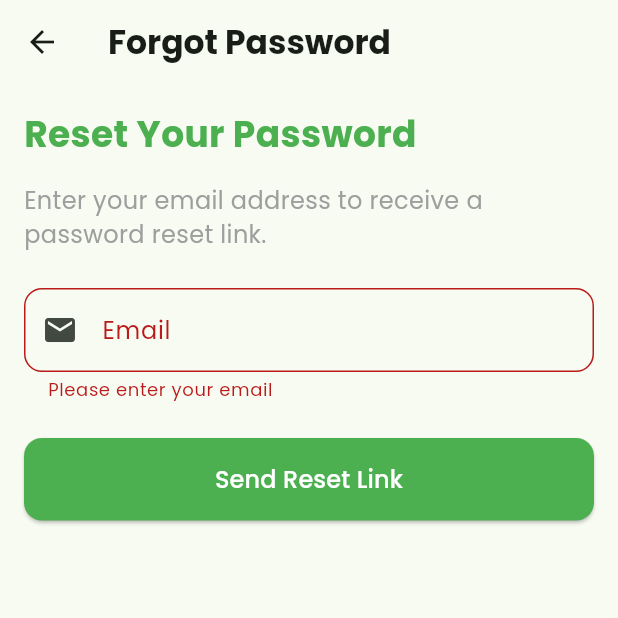
After one commit to muhammadhaseeb417/Health-Pal-App, a Flutter app: the ForgotPasswordScreen screen opened by its route, after a tap on "Send Reset Link", on a phone screen of 412 x 824 dp, the top half of it. The commit adds this screen. Run offline on Flutter 3.47's test engine with Material 3 defaults, Android fonts, the phone set to English and light mode, and no system bars; our stand-ins replace cloud_firestore, connectivity_plus, firebase_auth, firebase_core, firebase_storage, fl_chart and 9 more; accounts and stored records are empty; project files that could hold a hidden picture were left out.

```diff
--- /dev/null
+++ b/lib/features/Authentication/forget_passward/forget_password_screen.dart
@@ -0,0 +1,145 @@
+import 'package:flutter/material.dart';
+import 'package:google_fonts/google_fonts.dart';
+import 'package:health_pal/features/Authentication/services/user_auth.dart';
+
+class ForgotPasswordScreen extends StatefulWidget {
+  const ForgotPasswordScreen({super.key});
+
+  @override
+  _ForgotPasswordScreenState createState() => _ForgotPasswordScreenState();
+}
+
+class _ForgotPasswordScreenState extends State<ForgotPasswordScreen> {
+  final _emailController = TextEditingController();
+  final _formKey = GlobalKey<FormState>();
+  bool _isLoading = false;
+  final UserAuth _userAuth = UserAuth();
+
+  // Handle password reset request
+  Future<void> _resetPassword() async {
+    if (!_formKey.currentState!.validate()) return;
+
+    setState(() {
+      _isLoading = true;
+    });
+
+    try {
+      await _userAuth.sendPasswordResetEmail(_emailController.text.trim());
+      if (mounted) {
+        ScaffoldMessenger.of(context).showSnackBar(
+          const SnackBar(
+            content: Text('Password reset email sent. Check your inbox.'),
+            backgroundColor: Colors.green,
+          ),
+        );
+        // Navigate back to login screen
+        Navigator.pushReplacementNamed(context, '/login');
+      }
+    } catch (e) {
+      if (mounted) {
+        ScaffoldMessenger.of(context).showSnackBar(
+          SnackBar(
+            content: Text('Error: ${e.toString()}'),
+            backgroundColor: Colors.red,
+          ),
+        );
+      }
+    } finally {
+      if (mounted) {
+        setState(() {
+          _isLoading = false;
+        });
+      }
+    }
+  }
+
+  @override
+  void dispose() {
+    _emailController.dispose();
+    super.dispose();
+  }
+
+  @override
+  Widget build(BuildContext context) {
+    return Scaffold(
+      appBar: AppBar(
+        title: Text(
+          'Forgot Password',
+          style: GoogleFonts.poppins(fontWeight: FontWeight.bold),
+        ),
+        leading: IconButton(
+          icon: const Icon(Icons.arrow_back),
+          onPressed: () => Navigator.pushReplacementNamed(context, '/login'),
+        ),
+      ),
+      body: SafeArea(
+        child: Padding(
+          padding: const EdgeInsets.all(16.0),
+          child: Form(
+            key: _formKey,
+            child: Column(
+              crossAxisAlignment: CrossAxisAlignment.start,
+              children: [
+                Text(
+                  'Reset Your Password',
+                  style: GoogleFonts.poppins(
+                    fontSize: 24,
+                    fontWeight: FontWeight.bold,
+                    color: Colors.green,
+                  ),
+                ),
+                const SizedBox(height: 16),
+                Text(
+                  'Enter your email address to receive a password reset link.',
+                  style: GoogleFonts.poppins(fontSize: 16, color: Colors.grey),
+                ),
+                const SizedBox(height: 24),
+                TextFormField(
+                  controller: _emailController,
+                  decoration: InputDecoration(
+                    labelText: 'Email',
+                    labelStyle: GoogleFonts.poppins(),
+                    border: OutlineInputBorder(
+                      borderRadius: BorderRadius.circular(12),
+                    ),
+                    prefixIcon: const Icon(Icons.email),
+                  ),
+                  keyboardType: TextInputType.emailAddress,
+                  validator: (value) {
+                    if (value == null || value.isEmpty) {
+                      return 'Please enter your email';
+                    }
+                    if (!RegExp(r'^[\w-\.]+@([\w-]+\.)+[\w-]{2,4}$')
+                        .hasMatch(value)) {
+                      return 'Please enter a valid email';
+                    }
+                    return null;
+                  },
+                ),
+                const SizedBox(height: 24),
+                SizedBox(
+                  width: double.infinity,
+                  child: ElevatedButton(
+                    onPressed: _isLoading ? null : _resetPassword,
+                    style: ElevatedButton.styleFrom(
+                      padding: const EdgeInsets.symmetric(vertical: 16),
+                      shape: RoundedRectangleBorder(
+                        borderRadius: BorderRadius.circular(12),
+                      ),
+                    ),
+                    child: _isLoading
+                        ? const CircularProgressIndicator(color: Colors.white)
+                        : Text(
+                            'Send Reset Link',
+                            style: GoogleFonts.poppins(fontSize: 16),
+                          ),
+                  ),
+                ),
+              ],
+            ),
+          ),
+        ),
+      ),
+    );
+  }
+}
```
Also changed, not shown: lib/features/Authentication/login/UI/login_screen.dart (+16 -9 lines), lib/features/Authentication/main_auth_screen/UI/main_auth_screen.dart (+46 -16 lines), lib/features/Authentication/services/user_auth.dart (+37 -19 lines), lib/features/On Boarding/on_boarding_screen_2.dart (+54 -3 lines), lib/main.dart (+44 -20 lines), 4 other files.
